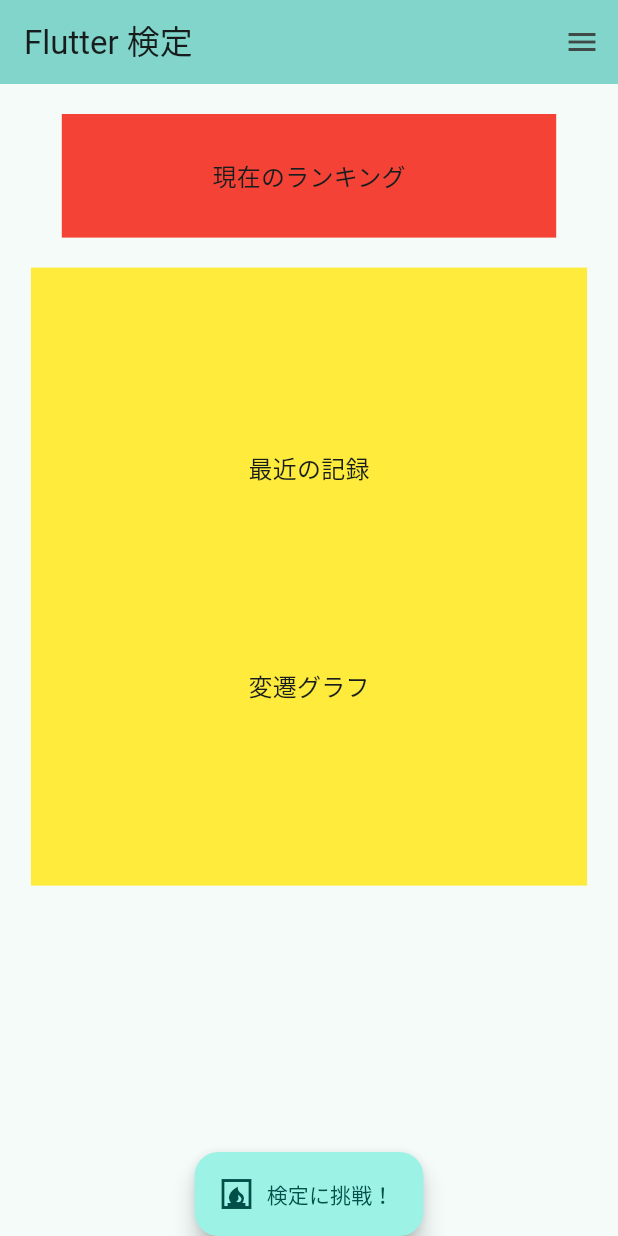
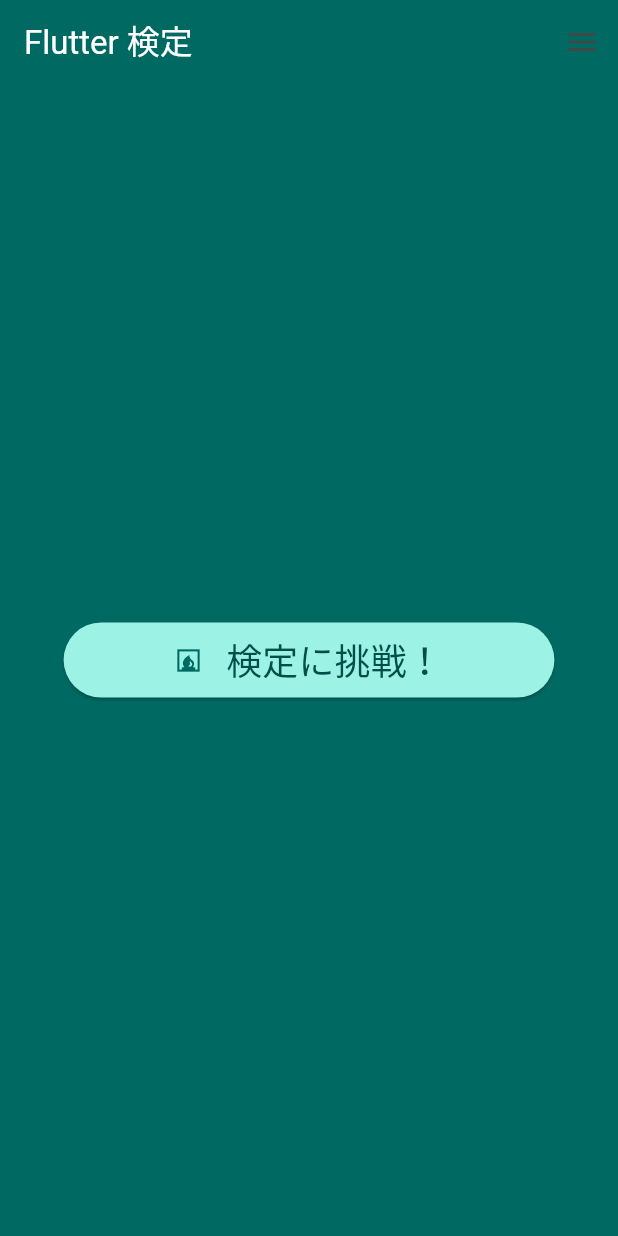
Before and after one commit to tanakahikari-pikka/flutter_certification, a Flutter app: the screen it shows after launch, on a phone screen of 412 x 824 dp. Run offline on Flutter 3.47's test engine with Material 2 defaults, Android fonts, the phone set to English and light mode, and no system bars; our stand-ins replace cloud_firestore, firebase_auth, firebase_core, flutter_dotenv, flutter_markdown, gap and 1 more; missing offline and left inert: langchain, langchain_openai; accounts and stored records are empty; network calls fail.

Commit message:
fix home's ui

```diff
--- a/lib/home.dart
+++ b/lib/home.dart
@@ -21,9 +21,15 @@ class _HomeState extends State<Home> {
   @override
   Widget build(BuildContext context) {
     return Scaffold(
+      backgroundColor: Theme.of(context).colorScheme.primary,
       appBar: AppBar(
-        backgroundColor: Theme.of(context).colorScheme.inversePrimary,
-        title: Text(I18n().appName),
+        title: Text(
+          I18n().appName,
+          style: Theme.of(context).textTheme.titleLarge!.copyWith(
+                color: Theme.of(context).colorScheme.onPrimary,
+              ),
+        ),
+        backgroundColor: Theme.of(context).colorScheme.primary,
       ),
       endDrawer: Drawer(
           child: ListView(
@@ -43,7 +49,6 @@ class _HomeState extends State<Home> {
                         color: Theme.of(context).colorScheme.onPrimary,
                       ),
                 ),
-                // TODO: ユーザ名を参照
                 Text(
                   'Tomas Muniesa',
                   style: Theme.of(context).textTheme.bodyMedium!.copyWith(
@@ -98,56 +103,46 @@ class _HomeState extends State<Home> {
         ],
       )),
       body: Center(
-        child: Column(
-          mainAxisAlignment: MainAxisAlignment.start,
-          children: <Widget>[
-            Container(
-              width: MediaQuery.of(context).size.width * 0.8,
-              height: MediaQuery.of(context).size.height * 0.1,
-              margin: const EdgeInsets.all(20.0),
-              color: Colors.red,
-              child: Center(
-                child: Text(
-                  '現在のランキング',
-                  style: Theme.of(context).textTheme.titleMedium,
-                ),
+        child: ElevatedButton(
+          style: ElevatedButton.styleFrom(
+            backgroundColor: Theme.of(context).colorScheme.primaryContainer,
+          ),
+          onPressed: () {
+            Navigator.pushReplacement(
+              context,
+              MaterialPageRoute(
+                builder: (BuildContext context) => const ExamIndexScreen(),
               ),
+            );
+          },
+          child: Padding(
+            padding: const EdgeInsets.symmetric(
+              vertical: 8.0,
+              horizontal: 16,
             ),
-            Container(
-              width: MediaQuery.of(context).size.width * 0.9,
-              height: MediaQuery.of(context).size.height * 0.5,
-              color: Colors.yellow,
-              child: Column(
-                mainAxisAlignment: MainAxisAlignment.spaceEvenly,
+            child: SizedBox(
+              width: MediaQuery.of(context).size.width * 0.6,
+              child: Row(
+                mainAxisAlignment: MainAxisAlignment.center,
+                crossAxisAlignment: CrossAxisAlignment.center,
                 children: [
-                  Text(
-                    '最近の記録',
-                    style: Theme.of(context).textTheme.titleMedium,
+                  const Icon(Icons.fireplace),
+                  const SizedBox(
+                    width: 16,
                   ),
                   Text(
-                    '変遷グラフ',
-                    style: Theme.of(context).textTheme.titleMedium,
+                    '検定に挑戦！',
+                    style: Theme.of(context).textTheme.labelLarge!.copyWith(
+                          fontSize: 24,
+                          color:
+                              Theme.of(context).colorScheme.onPrimaryContainer,
+                        ),
                   ),
                 ],
               ),
             ),
-          ],
+          ),
         ),
-      ),
-      floatingActionButtonLocation: FloatingActionButtonLocation.centerDocked,
-      floatingActionButton: FloatingActionButton.extended(
-        onPressed: () {
-          Navigator.pushReplacement(
-            context,
-            MaterialPageRoute(
-              builder: (BuildContext context) => const ExamIndexScreen(),
-            ),
-          );
-        },
-        tooltip: 'Shuffle',
-        icon: const Icon(Icons.fireplace),
-        splashColor: Theme.of(context).colorScheme.background,
-        label: const Text("検定に挑戦！"),
       ),
     );
   }
```
